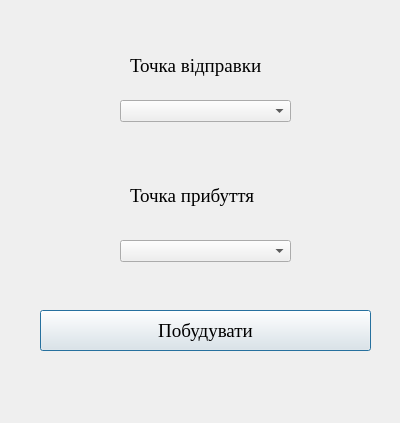
Old version of the form MapsWay/routeconstruction.ui in the repository MariaMihajilova/MapsWay.
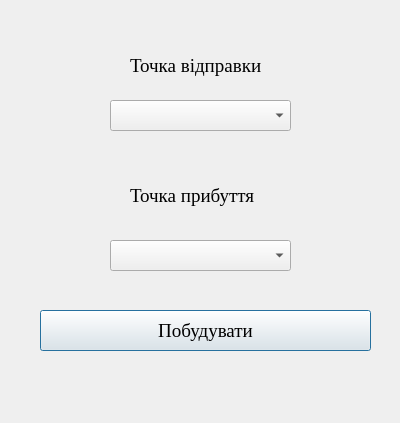
New version of the form.

Commit message: ComboBox size change

```diff
--- a/MapsWay/routeconstruction.ui
+++ b/MapsWay/routeconstruction.ui
@@ -66,20 +66,20 @@
   <widget class="QComboBox" name="comboBox">
    <property name="geometry">
     <rect>
-     <x>120</x>
+     <x>110</x>
      <y>100</y>
-     <width>171</width>
-     <height>22</height>
+     <width>181</width>
+     <height>31</height>
     </rect>
    </property>
   </widget>
   <widget class="QComboBox" name="comboBox_2">
    <property name="geometry">
     <rect>
-     <x>120</x>
+     <x>110</x>
      <y>240</y>
-     <width>171</width>
-     <height>22</height>
+     <width>181</width>
+     <height>31</height>
     </rect>
    </property>
   </widget>
```
Left out of the diff: 6 changed lines with no effect on the pictures. The commit also changes 2 other files.
